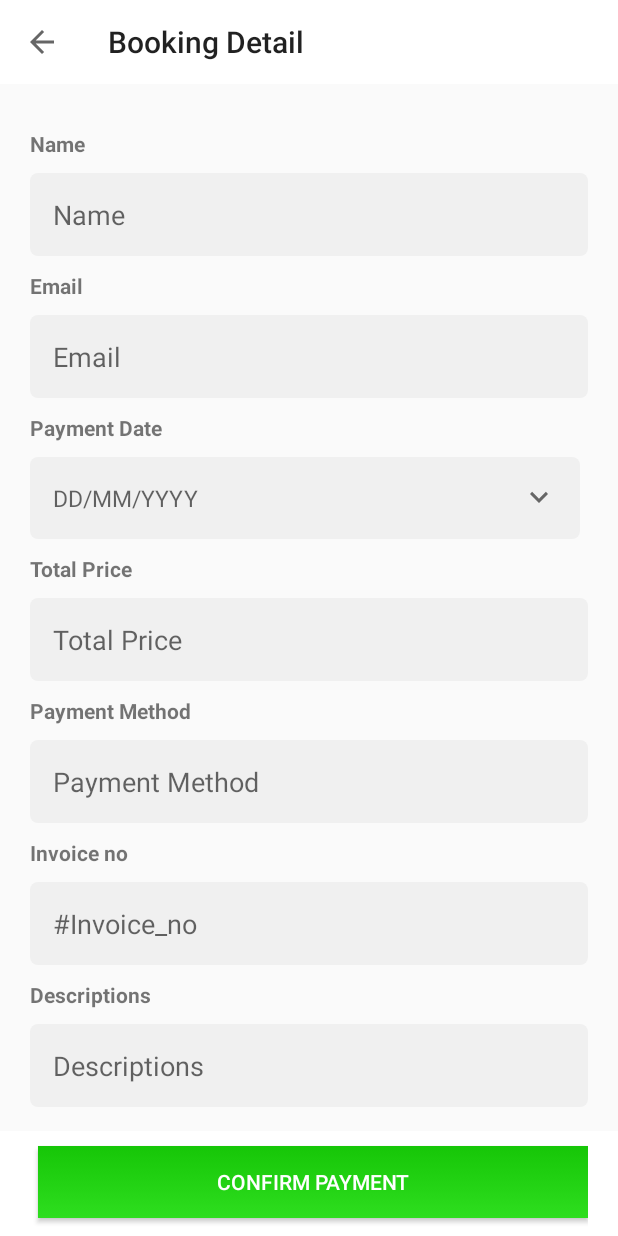
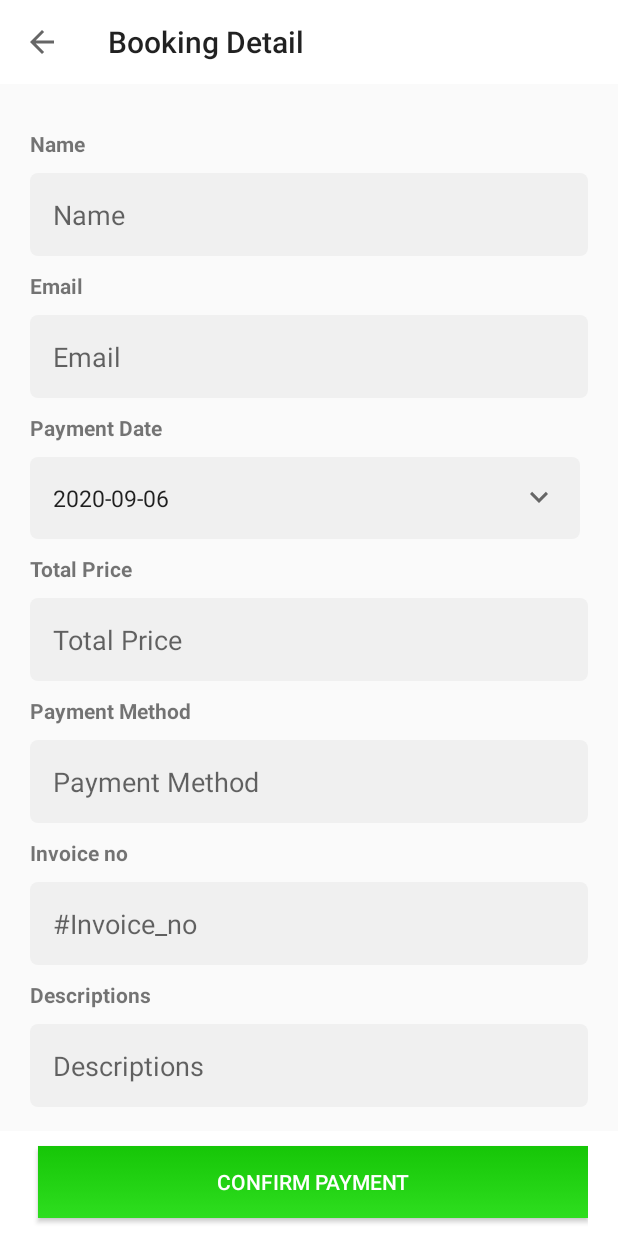
Before and after one commit to darkyasha14/TA_2020, an Android app: the ConfirmPaymentActivity screen opened directly, with no data from a screen before it, on a phone screen of 412 x 824 dp. Run offline under Robolectric (Android 15) with nearby library versions, the phone set to English and light mode, and no system bars; our stand-ins replace ButterKnife; pictures from the network do not load.

Commit message:
Update ConfirmPaymentActivity.java

```diff
--- a/app/src/main/java/com/example/ta_2020/order/ConfirmPaymentActivity.java
+++ b/app/src/main/java/com/example/ta_2020/order/ConfirmPaymentActivity.java
@@ -44,8 +44,11 @@ import java.io.File;
 import java.io.FileOutputStream;
 import java.io.IOException;
 import java.sql.Time;
+import java.text.SimpleDateFormat;
 import java.util.Calendar;
+import java.util.Date;
 import java.util.HashMap;
+import java.util.Locale;
 import java.util.Map;
 
 import butterknife.BindView;
@@ -119,6 +122,9 @@ public class ConfirmPaymentActivity extends AppCompatActivity {
                 openFileChooser();
             }
         });
+
+        String date = new SimpleDateFormat("yyyy-MM-dd", Locale.getDefault()).format(new Date());
+        txtFormDate.setText(date);
 
         txtFormDate.setOnClickListener(new View.OnClickListener() {
             @Override
```
